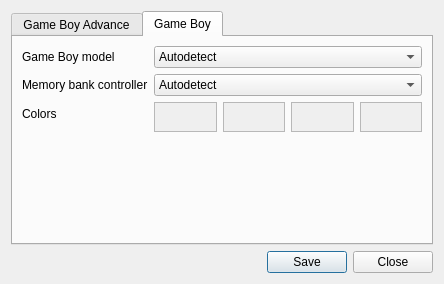
Old version of the form Libretro/mgba/src/platform/qt/OverrideView.ui in the repository kiddreads/Avalon-copy2.
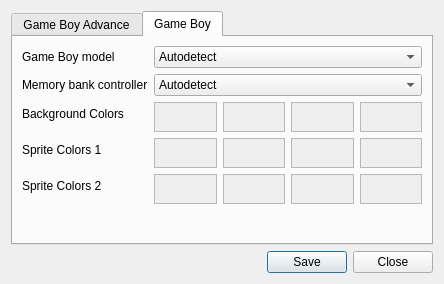
New version of the form. The open tabs and pages were chosen to show the change.

Diff of the .ui file:
```diff
--- a/Libretro/mgba/src/platform/qt/OverrideView.ui
+++ b/Libretro/mgba/src/platform/qt/OverrideView.ui
@@ -344,7 +344,7 @@
        <item row="2" column="0">
         <widget class="QLabel" name="label_5">
          <property name="text">
-          <string>Colors</string>
+          <string>Background Colors</string>
          </property>
         </widget>
        </item>
@@ -428,6 +428,180 @@
          </item>
         </layout>
        </item>
+       <item row="3" column="0">
+        <widget class="QLabel" name="label_6">
+         <property name="text">
+          <string>Sprite Colors 1</string>
+         </property>
+        </widget>
+       </item>
+       <item row="4" column="0">
+        <widget class="QLabel" name="label_7">
+         <property name="text">
+          <string>Sprite Colors 2</string>
+         </property>
+        </widget>
+       </item>
+       <item row="3" column="1">
+        <layout class="QHBoxLayout" name="horizontalLayout_3">
+         <item>
+          <widget class="QFrame" name="color4">
+           <property name="minimumSize">
+            <size>
+             <width>30</width>
+             <height>30</height>
+            </size>
+           </property>
+           <property name="autoFillBackground">
+            <bool>true</bool>
+           </property>
+           <property name="frameShape">
+            <enum>QFrame::StyledPanel</enum>
+           </property>
+           <property name="frameShadow">
+            <enum>QFrame::Raised</enum>
+           </property>
+          </widget>
+         </item>
+         <item>
+          <widget class="QFrame" name="color5">
+           <property name="minimumSize">
+            <size>
+             <width>30</width>
+             <height>30</height>
+            </size>
+           </property>
+           <property name="autoFillBackground">
+            <bool>true</bool>
+           </property>
+           <property name="frameShape">
+            <enum>QFrame::StyledPanel</enum>
+           </property>
+           <property name="frameShadow">
+            <enum>QFrame::Raised</enum>
+           </property>
+          </widget>
+         </item>
+         <item>
+          <widget class="QFrame" name="color6">
+           <property name="minimumSize">
+            <size>
+             <width>30</width>
+             <height>30</height>
+            </size>
+           </property>
+           <property name="autoFillBackground">
+            <bool>true</bool>
+           </property>
+           <property name="frameShape">
+            <enum>QFrame::StyledPanel</enum>
+           </property>
+           <property name="frameShadow">
+            <enum>QFrame::Raised</enum>
+           </property>
+          </widget>
+         </item>
+         <item>
+          <widget class="QFrame" name="color7">
+           <property name="minimumSize">
+            <size>
+             <width>30</width>
+             <height>30</height>
+            </size>
+           </property>
+           <property name="autoFillBackground">
+            <bool>true</bool>
+           </property>
+           <property name="frameShape">
+            <enum>QFrame::StyledPanel</enum>
+           </property>
+           <property name="frameShadow">
+            <enum>QFrame::Raised</enum>
+           </property>
+          </widget>
+         </item>
+        </layout>
+       </item>
+       <item row="4" column="1">
+        <layout class="QHBoxLayout" name="horizontalLayout_4">
+         <item>
+          <widget class="QFrame" name="color8">
+           <property name="minimumSize">
+            <size>
+             <width>30</width>
+             <height>30</height>
+            </size>
+           </property>
+           <property name="autoFillBackground">
+            <bool>true</bool>
+           </property>
+           <property name="frameShape">
+            <enum>QFrame::StyledPanel</enum>
+           </property>
+           <property name="frameShadow">
+            <enum>QFrame::Raised</enum>
+           </property>
+          </widget>
+         </item>
+         <item>
+          <widget class="QFrame" name="color9">
+           <property name="minimumSize">
+            <size>
+             <width>30</width>
+             <height>30</height>
+            </size>
+           </property>
+           <property name="autoFillBackground">
+            <bool>true</bool>
+           </property>
+           <property name="frameShape">
+            <enum>QFrame::StyledPanel</enum>
+           </property>
+           <property name="frameShadow">
+            <enum>QFrame::Raised</enum>
+           </property>
+          </widget>
+         </item>
+         <item>
+          <widget class="QFrame" name="color10">
+           <property name="minimumSize">
+            <size>
+             <width>30</width>
+             <height>30</height>
+            </size>
+           </property>
+           <property name="autoFillBackground">
+            <bool>true</bool>
+           </property>
+           <property name="frameShape">
+            <enum>QFrame::StyledPanel</enum>
+           </property>
+           <property name="frameShadow">
+            <enum>QFrame::Raised</enum>
+           </property>
+          </widget>
+         </item>
+         <item>
+          <widget class="QFrame" name="color11">
+           <property name="minimumSize">
+            <size>
+             <width>30</width>
+             <height>30</height>
+            </size>
+           </property>
+           <property name="autoFillBackground">
+            <bool>true</bool>
+           </property>
+           <property name="frameShape">
+            <enum>QFrame::StyledPanel</enum>
+           </property>
+           <property name="frameShadow">
+            <enum>QFrame::Raised</enum>
+           </property>
+          </widget>
+         </item>
+        </layout>
+       </item>
       </layout>
      </widget>
     </widget>
```
